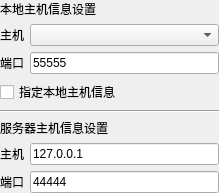
Above: src/pages/websocketserver/SAKWebSocketServerDeviceController.ui from x-tools-author/x-tools before the change. Below: the same form after it.
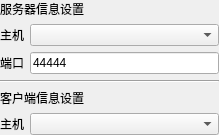
That is the form after the change.

The edit to the form file:
```diff
--- a/src/pages/websocketserver/SAKWebSocketServerDeviceController.ui
+++ b/src/pages/websocketserver/SAKWebSocketServerDeviceController.ui
@@ -7,7 +7,7 @@
     <x>0</x>
     <y>0</y>
     <width>219</width>
-    <height>174</height>
+    <height>117</height>
    </rect>
   </property>
   <property name="windowTitle">
@@ -26,58 +26,34 @@
    <property name="bottomMargin">
     <number>0</number>
    </property>
-   <item row="7" column="1">
-    <widget class="QLineEdit" name="serverTargetPortLineEdit">
+   <item row="3" column="0" colspan="2">
+    <widget class="Line" name="line">
+     <property name="orientation">
+      <enum>Qt::Horizontal</enum>
+     </property>
+    </widget>
+   </item>
+   <item row="2" column="1">
+    <widget class="QLineEdit" name="serverPortLineEdit">
      <property name="text">
       <string>44444</string>
      </property>
     </widget>
    </item>
-   <item row="7" column="0">
-    <widget class="QLabel" name="label_2">
+   <item row="2" column="0">
+    <widget class="QLabel" name="label_4">
      <property name="text">
       <string>端口</string>
      </property>
     </widget>
    </item>
-   <item row="1" column="1">
-    <widget class="QComboBox" name="localhostComboBox"/>
-   </item>
-   <item row="6" column="1">
-    <widget class="QLineEdit" name="serverHostLineEdit">
-     <property name="text">
-      <string>127.0.0.1</string>
-     </property>
-    </widget>
-   </item>
-   <item row="5" column="0" colspan="2">
-    <widget class="QLabel" name="label_6">
-     <property name="text">
-      <string>服务器主机信息设置</string>
-     </property>
-    </widget>
-   </item>
-   <item row="6" column="0">
+   <item row="5" column="0">
     <widget class="QLabel" name="label">
      <property name="text">
       <string>主机</string>
      </property>
     </widget>
    </item>
-   <item row="2" column="1">
-    <widget class="QLineEdit" name="localPortlineEdit">
-     <property name="text">
-      <string>55555</string>
-     </property>
-    </widget>
-   </item>
-   <item row="3" column="0" colspan="2">
-    <widget class="QCheckBox" name="enableLocalSettingCheckBox">
-     <property name="text">
-      <string>指定本地主机信息</string>
-     </property>
-    </widget>
-   </item>
    <item row="1" column="0">
     <widget class="QLabel" name="label_3">
      <property name="text">
@@ -85,26 +61,25 @@
      </property>
     </widget>
    </item>
-   <item row="2" column="0">
-    <widget class="QLabel" name="label_4">
+   <item row="4" column="0" colspan="2">
+    <widget class="QLabel" name="label_6">
      <property name="text">
-      <string>端口</string>
+      <string>客户端信息设置</string>
      </property>
     </widget>
    </item>
+   <item row="1" column="1">
+    <widget class="QComboBox" name="serverhostComboBox"/>
+   </item>
    <item row="0" column="0" colspan="2">
     <widget class="QLabel" name="label_5">
      <property name="text">
-      <string>本地主机信息设置</string>
+      <string>服务器信息设置</string>
      </property>
     </widget>
    </item>
-   <item row="4" column="0" colspan="2">
-    <widget class="Line" name="line">
-     <property name="orientation">
-      <enum>Qt::Horizontal</enum>
-     </property>
-    </widget>
+   <item row="5" column="1">
+    <widget class="QComboBox" name="clientHostComboBox"/>
    </item>
   </layout>
  </widget>
```
